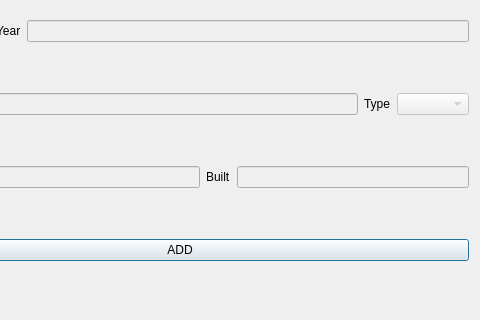
First picture: the form in vika3/Vika3/addnewdialog.ui, repository BeanBean-Nyah/T113-VLN, before the edit; both pictures show x 120 to 600 and y 180 to 500 of the 600 by 500 pixel window.
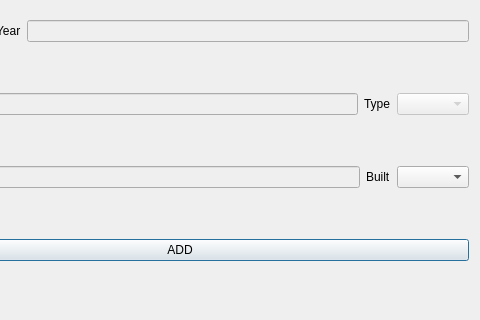
Second picture: the form after the edit.

Patch:
```diff
--- a/vika3/Vika3/addnewdialog.ui
+++ b/vika3/Vika3/addnewdialog.ui
@@ -165,11 +165,7 @@
       </widget>
      </item>
      <item>
-      <widget class="QLineEdit" name="input_computer_built">
-       <property name="enabled">
-        <bool>false</bool>
-       </property>
-      </widget>
+      <widget class="QComboBox" name="input_computer_built"/>
      </item>
     </layout>
    </item>
```
